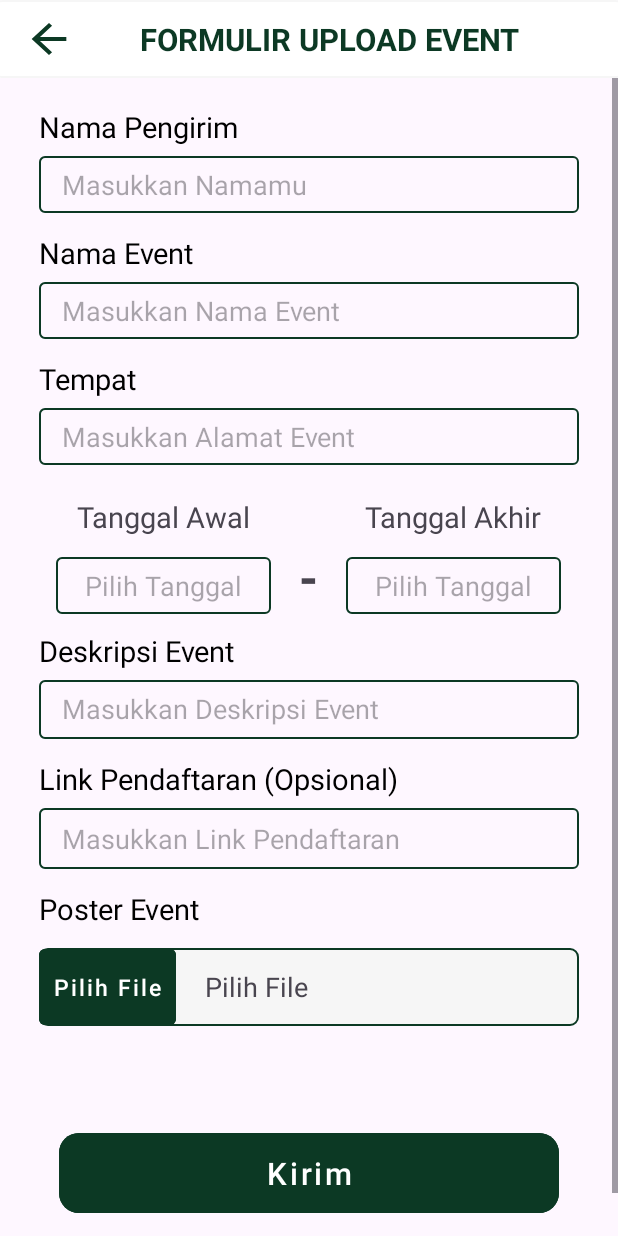
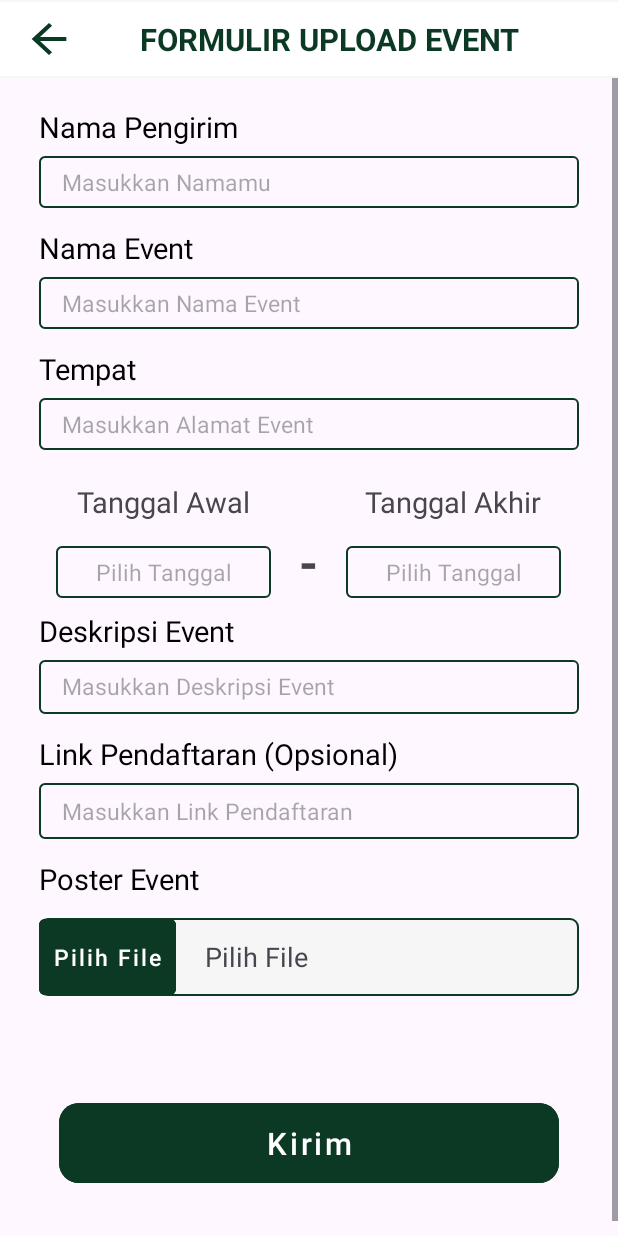
Before and after one commit to SaiaFadil/ProjectS-3Mobile, an Android app: the FormulirUploadEvent screen opened directly, with no data from a screen before it, on a phone screen of 412 x 824 dp. Run offline under Robolectric (Android 15) with nearby library versions, the phone set to English and light mode, and no system bars; our stand-ins replace sdp/ssp sizes.

Commit message:
Update activity_formulir_upload_event.xml

```diff
--- a/AppsMobile/app/src/main/res/layout/activity_formulir_upload_event.xml
+++ b/AppsMobile/app/src/main/res/layout/activity_formulir_upload_event.xml
@@ -79,7 +79,7 @@
                     android:paddingTop="@dimen/_5sdp"
                     android:maxLines="1"
                     android:paddingBottom="@dimen/_5sdp"
-                    android:textSize="@dimen/_14sdp" />
+                    android:textSize="@dimen/_12sdp" />
 
                 <TextView
                     android:layout_marginTop="@dimen/_10sdp"
@@ -97,7 +97,7 @@
                     android:ems="10"
                     android:inputType="text"
                     android:hint="Masukkan Nama Event"
-                    android:textSize="@dimen/_14sdp"
+                    android:textSize="@dimen/_12sdp"
                     android:maxLines="1"
                     android:background="@drawable/bg_editext"
                     android:paddingTop="@dimen/_5sdp"
@@ -119,7 +119,7 @@
                     android:ems="10"
                     android:inputType="text"
                     android:hint="Masukkan Alamat Event"
-                    android:textSize="@dimen/_14sdp"
+                    android:textSize="@dimen/_12sdp"
                     android:maxLines="1"
                     android:background="@drawable/bg_editext"
                     android:paddingTop="@dimen/_5sdp"
@@ -169,7 +169,7 @@
                             android:paddingBottom="@dimen/_5sdp"
                             android:textAlignment="center"
                             android:textColor="@color/black"
-                            android:textSize="@dimen/_14sdp" />
+                            android:textSize="@dimen/_12sdp" />
 
                         <TextView
                             android:layout_width="wrap_content"
@@ -185,7 +185,7 @@
                             android:ems="10"
                             android:inputType="text"
                             android:hint="Pilih Tanggal"
-                            android:textSize="@dimen/_14sdp"
+                            android:textSize="@dimen/_12sdp"
                             android:background="@drawable/bg_editext"
                             android:paddingTop="@dimen/_5sdp"
                             android:paddingBottom="@dimen/_5sdp"
@@ -215,7 +215,7 @@
                     android:paddingLeft="@dimen/_12sdp"
                     android:paddingTop="@dimen/_5sdp"
                     android:paddingBottom="@dimen/_6sdp"
-                    android:textSize="@dimen/_14sdp"  />
+                    android:textSize="@dimen/_12sdp"  />
 
                 <TextView
                     android:layout_marginTop="@dimen/_10sdp"
@@ -239,7 +239,7 @@
                     android:paddingLeft="@dimen/_12sdp"
                     android:paddingTop="@dimen/_6sdp"
                     android:paddingBottom="@dimen/_6sdp"
-                    android:textSize="@dimen/_14sdp" />
+                    android:textSize="@dimen/_12sdp" />
 
                 <TextView
                     android:layout_marginTop="@dimen/_10sdp"
```
